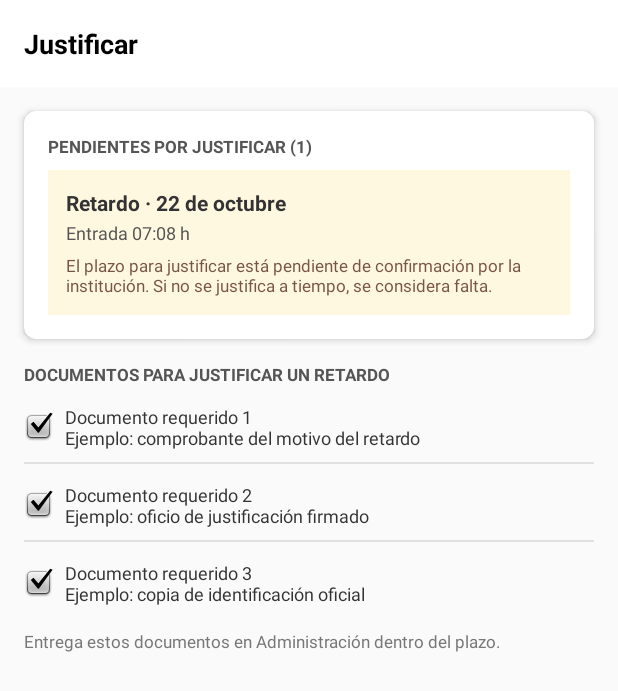
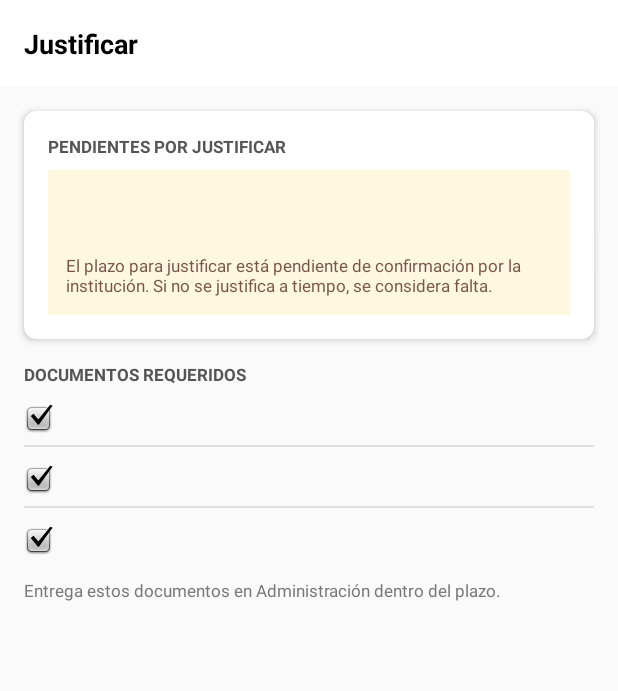
Before and after one commit to Kevinlx-dotcom/Registro-de-Asistencias-App, an Android app: the layout activity_justificar.xml on its own in the app's theme, with its tools: preview values and no code run, on a phone screen of 412 x 824 dp. Shown: the top 691 px of the screen. Run offline under Robolectric (Android 15) with nearby library versions, the phone set to English and light mode, and no system bars.

Commit message:
Mis cambios gurdados

```diff
--- a/app/src/main/res/layout/activity_justificar.xml
+++ b/app/src/main/res/layout/activity_justificar.xml
@@ -1,10 +1,9 @@
 <?xml version="1.0" encoding="utf-8"?>
 <androidx.constraintlayout.widget.ConstraintLayout xmlns:android="http://schemas.android.com/apk/res/android"
     xmlns:app="http://schemas.android.com/apk/res-auto"
-    xmlns:tools="http://schemas.android.com/tools"
+    android:id="@+id/main"
     android:layout_width="match_parent"
-    android:layout_height="match_parent"
-    tools:context=".Vista.JustificarActivity">
+    android:layout_height="match_parent">
 
     <!-- Barra Superior -->
     <TextView
@@ -43,9 +42,10 @@
             android:padding="16dp">
 
             <TextView
+                android:id="@+id/txtTituloPendientes"
                 android:layout_width="wrap_content"
                 android:layout_height="wrap_content"
-                android:text="PENDIENTES POR JUSTIFICAR (1)"
+                android:text="PENDIENTES POR JUSTIFICAR"
                 android:textSize="11sp"
                 android:textStyle="bold"
                 android:textColor="#555555" />
@@ -63,7 +63,7 @@
                     android:id="@+id/txtTipoFechaIncidencia"
                     android:layout_width="match_parent"
                     android:layout_height="wrap_content"
-                    android:text="Retardo · 22 de octubre"
+                    android:text=""
                     android:textStyle="bold"
                     android:textSize="14sp"
                     android:textColor="#333333" />
@@ -73,11 +73,12 @@
                     android:layout_width="match_parent"
                     android:layout_height="wrap_content"
                     android:layout_marginTop="2dp"
-                    android:text="Entrada 07:08 h"
+                    android:text=""
                     android:textSize="12sp"
                     android:textColor="#555555" />
 
                 <TextView
+                    android:id="@+id/txtAvisoInstruccion"
                     android:layout_width="match_parent"
                     android:layout_height="wrap_content"
                     android:layout_marginTop="6dp"
@@ -91,6 +92,7 @@
 
     <!-- Documentos Requeridos -->
     <LinearLayout
+        android:id="@+id/layoutDocumentos"
         android:layout_width="0dp"
         android:layout_height="wrap_content"
         android:layout_marginStart="16dp"
@@ -102,21 +104,23 @@
         app:layout_constraintTop_toBottomOf="@id/cardPendiente">
 
         <TextView
+            android:id="@+id/txtTituloDocumentos"
             android:layout_width="match_parent"
             android:layout_height="wrap_content"
-            android:text="DOCUMENTOS PARA JUSTIFICAR UN RETARDO"
+            android:text="DOCUMENTOS REQUERIDOS"
             android:textSize="11sp"
             android:textStyle="bold"
             android:textColor="#555555" />
 
         <TextView
+            android:id="@+id/txtDoc1"
             android:layout_width="match_parent"
             android:layout_height="wrap_content"
             android:layout_marginTop="12dp"
             android:drawableStart="@android:drawable/checkbox_on_background"
             android:drawablePadding="8dp"
             android:gravity="center_vertical"
-            android:text="Documento requerido 1\nEjemplo: comprobante del motivo del retardo"
+            android:text=""
             android:textSize="12sp"
             android:textColor="#333333" />
 
@@ -127,13 +131,14 @@
             android:background="#E0E0E0" />
 
         <TextView
+            android:id="@+id/txtDoc2"
             android:layout_width="match_parent"
             android:layout_height="wrap_content"
             android:layout_marginTop="12dp"
             android:drawableStart="@android:drawable/checkbox_on_background"
             android:drawablePadding="8dp"
             android:gravity="center_vertical"
-            android:text="Documento requerido 2\nEjemplo: oficio de justificación firmado"
+            android:text=""
             android:textSize="12sp"
             android:textColor="#333333" />
 
@@ -144,17 +149,19 @@
             android:background="#E0E0E0" />
 
         <TextView
+            android:id="@+id/txtDoc3"
             android:layout_width="match_parent"
             android:layout_height="wrap_content"
             android:layout_marginTop="12dp"
             android:drawableStart="@android:drawable/checkbox_on_background"
             android:drawablePadding="8dp"
             android:gravity="center_vertical"
-            android:text="Documento requerido 3\nEjemplo: copia de identificación oficial"
+            android:text=""
             android:textSize="12sp"
             android:textColor="#333333" />
 
         <TextView
+            android:id="@+id/txtNotaDocumentos"
             android:layout_width="match_parent"
             android:layout_height="wrap_content"
             android:layout_marginTop="16dp"
```
Also changed, not shown: app/src/main/AndroidManifest.xml (+8 -6 lines), app/src/main/java/com/example/appAsistencias/Datos/dataDocumento.kt (added, +13 -0 lines), app/src/main/java/com/example/appAsistencias/Datos/dataPendiente.kt (added, +13 -0 lines), app/src/main/java/com/example/appAsistencias/Modelo/clsDetalleReporteModelo.kt (added, +16 -0 lines), app/src/main/java/com/example/appAsistencias/Modelo/clsJustificarModelo.kt (added, +15 -0 lines), app/src/main/java/com/example/appAsistencias/Presentador/clsDetalleReportePresentador.kt (added, +27 -0 lines), app/src/main/java/com/example/appAsistencias/Presentador/clsJustificarPresentador.kt (added, +39 -0 lines), app/src/main/java/com/example/appAsistencias/Vista/DetalleReporteActivity.kt (added, +77 -0 lines), app/src/main/java/com/example/appAsistencias/Vista/JustificarActivity.kt (added, +85 -0 lines), app/src/main/java/com/example/appAsistencias/network/ApiService.kt (+12 -0 lines), app/src/main/res/layout/activity_detalle_reporte.xml (+15 -8 lines), app/src/main/res/layout/item_detalle.xml (+8 -6 lines).
